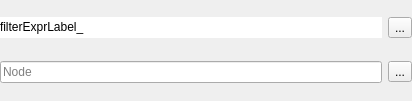
The window that Viewer/src/TableFilterWidget.ui (ecmwf/ecflow) describes before a commit, drawn with Qt 5.
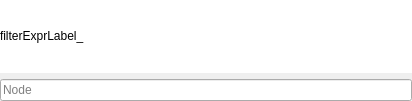
The same window after the commit.

What changed in the file:
```diff
--- a/Viewer/src/TableFilterWidget.ui
+++ b/Viewer/src/TableFilterWidget.ui
@@ -105,13 +105,6 @@
        </property>
       </widget>
      </item>
-     <item>
-      <widget class="QToolButton" name="toolButton">
-       <property name="text">
-        <string>...</string>
-       </property>
-      </widget>
-     </item>
     </layout>
    </item>
    <item>
@@ -126,13 +119,6 @@
        </property>
       </widget>
      </item>
-     <item>
-      <widget class="QToolButton" name="moreTb_">
-       <property name="text">
-        <string>...</string>
-       </property>
-      </widget>
-     </item>
     </layout>
    </item>
   </layout>
```
Left out of the diff: 15 changed lines with no effect on the pictures.
